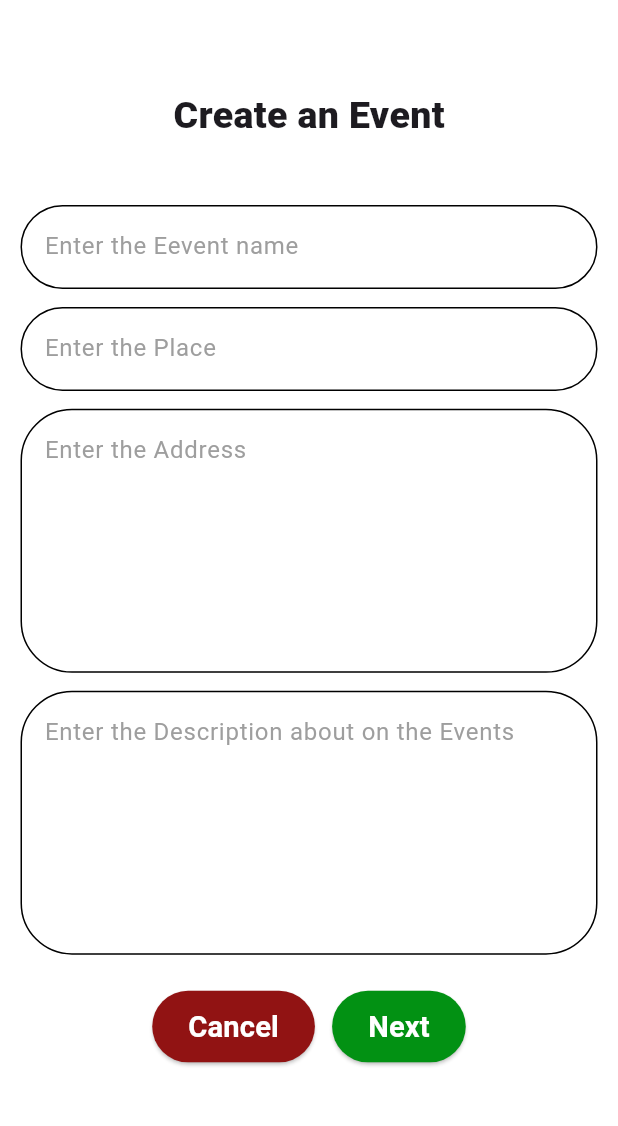
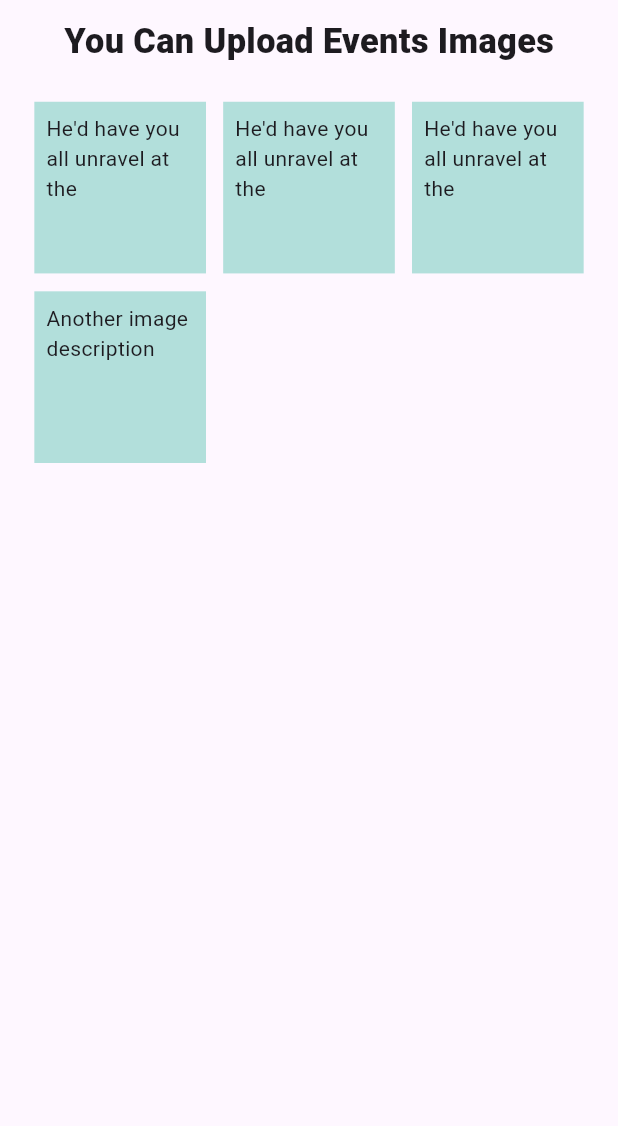
Before and after one commit to AronJose/Event-basket-mobile, a Flutter app: the CreateEvent screen opened directly, after a tap on "Next", on a phone screen of 412 x 824 dp, the part 84-1210 px from its top. Run offline on Flutter 3.47's test engine with Material 3 defaults, Android fonts, the phone set to English and light mode, and no system bars; our stand-ins replace bloc, dio, file_picker, flutter_bloc, flutter_screenutil, freezed_annotation; missing offline and left inert: multiselect.

Commit message:
event create page and image upload page

```diff
--- /dev/null
+++ b/login/lib/helper/check_box.dart
@@ -0,0 +1,56 @@
+import 'package:flutter/material.dart';
+import 'package:flutter_screenutil/flutter_screenutil.dart';
+import 'package:multiselect/multiselect.dart';
+
+class MultiSelectCheckBox extends StatefulWidget {
+  const MultiSelectCheckBox({
+    super.key,
+    required this.title,
+    required this.options,
+    required this.selectedValues,
+    required this.onChanged,
+  });
+
+  final String title;
+  final List<String> options;
+  final List<String> selectedValues;
+  final Function(List<String>) onChanged;
+
+  @override
+  State<MultiSelectCheckBox> createState() => _MultiSelectCheckBoxState();
+}
+
+class _MultiSelectCheckBoxState extends State<MultiSelectCheckBox> {
+  @override
+  Widget build(BuildContext context) {
+    return SizedBox(
+      width: MediaQuery.of(context).size.width,
+      child: DropDownMultiSelect(
+        decoration: InputDecoration(
+          fillColor: Theme.of(context).colorScheme.onPrimary,
+          focusColor: Theme.of(context).colorScheme.onPrimary,
+          enabledBorder: OutlineInputBorder(
+            borderRadius: BorderRadius.all(
+              Radius.circular(30.r),
+            ),
+          ),
+          focusedBorder: OutlineInputBorder(
+            borderRadius: BorderRadius.all(
+              Radius.circular(30.r),
+            ),
+            borderSide: BorderSide(
+              color: const Color.fromARGB(255, 117, 183, 236),
+              width: 2.w,
+            ),
+          ),
+        ),
+        options: widget.options,
+        selectedValues: List<String>.from(widget.selectedValues),
+        onChanged: (List<String> value) {
+          widget.onChanged(value);
+        },
+        whenEmpty: 'Select ${widget.title}',
+      ),
+    );
+  }
+}
--- /dev/null
+++ b/login/lib/helper/rounded_check_box.dart
@@ -0,0 +1,48 @@
+import 'package:flutter/material.dart';
+import 'package:flutter_screenutil/flutter_screenutil.dart';
+
+class RoundedCheckbox extends StatelessWidget {
+  final String label;
+  final bool isSelected;
+  final ValueChanged<bool> onChanged;
+
+  const RoundedCheckbox({
+    super.key,
+    required this.label,
+    required this.isSelected,
+    required this.onChanged,
+  });
+
+  @override
+  Widget build(BuildContext context) {
+    return GestureDetector(
+      onTap: () => onChanged(!isSelected),
+      child: Row(
+        children: [
+          Container(
+            decoration: BoxDecoration(
+              color: isSelected ? const Color.fromARGB(255, 2, 99, 5) : Colors.white,
+              shape: BoxShape.circle,
+              border: Border.all(color: Colors.black),
+            ),
+            padding: EdgeInsets.all(8.w),
+            child: Icon(
+              isSelected ? Icons.check : Icons.circle,
+              color: Colors.white,
+              size: 5.sp,
+            ),
+          ),
+          SizedBox(width: 5.w),
+          Text(
+            label,
+            style: TextStyle(
+              color: const Color.fromARGB(255, 12, 11, 11),
+              fontSize: 12.sp,
+              fontWeight: FontWeight.bold,
+            ),
+          ),
+        ],
+      ),
+    );
+  }
+}
--- a/login/lib/main.dart
+++ b/login/lib/main.dart
@@ -6,14 +6,13 @@ import 'package:login/presentation/auth_screen/loginscreen.dart';
 import 'package:flutter_screenutil/flutter_screenutil.dart';
 
 void main() async {
-   await ScreenUtil.ensureScreenSize();
+  await ScreenUtil.ensureScreenSize();
   runApp(const MyApp());
 }
 
 class MyApp extends StatelessWidget {
   const MyApp({super.key});
 
-  // This widget is the root of your application.
   @override
   Widget build(BuildContext context) {
     return ScreenUtilInit(
--- a/login/lib/presentation/screens/event_creation.dart
+++ b/login/lib/presentation/screens/event_creation.dart
@@ -1,8 +1,11 @@
 import 'package:flutter/material.dart';
 import 'package:flutter_screenutil/flutter_screenutil.dart';
+import 'package:login/helper/check_box.dart';
 import 'package:login/helper/elevated_button_form.dart';
 import 'package:login/helper/input_text_field.dart';
 import 'package:login/helper/multiline_text_field.dart';
+import 'package:login/helper/rounded_check_box.dart';
+import 'package:login/presentation/screens/event_creation_image_upload.dart';
 
 class CreateEvent extends StatefulWidget {
   const CreateEvent({super.key});
@@ -11,11 +14,18 @@ class CreateEvent extends StatefulWidget {
   State<CreateEvent> createState() => _CreateEventState();
 }
 
+enum SingingCharacter { lafayette, jefferson }
+
 class _CreateEventState extends State<CreateEvent> {
   final TextEditingController eventNameController = TextEditingController();
   final TextEditingController placeController = TextEditingController();
   final TextEditingController addressController = TextEditingController();
   final TextEditingController descController = TextEditingController();
+
+  final List<String> categoryOptions = ["Basic", "Medium", "Premium"];
+  Set<String> selectedCategories = {};
+  final List<String> namesOptions = ["Basic", "Medium", "Premium"];
+  Set<String> selectedNames = {};
 
   final _eventKey = GlobalKey<FormState>();
 
@@ -34,7 +44,7 @@ class _CreateEventState extends State<CreateEvent> {
             backgroundColor: Colors.green,
           ),
           body: Padding(
-            padding: EdgeInsets.only(left: 10.dg, right: 10.dg),
+            padding: EdgeInsets.all(10.dm),
             child: Center(
               child: SingleChildScrollView(
                 child: Column(
@@ -46,7 +56,7 @@ class _CreateEventState extends State<CreateEvent> {
                           fontSize: 25.spMin, fontWeight: FontWeight.w900),
                     ),
                     SizedBox(
-                      height: 30.dg,
+                      height: 20.h,
                     ),
                     Form(
                       key: _eventKey,
@@ -81,7 +91,41 @@ class _CreateEventState extends State<CreateEvent> {
                                 'Enter the Description about on the Events',
                           ),
                           SizedBox(
-                            height: 20.h,
+                            height: 10.h,
+                          ),
+                          Row(
+                            mainAxisAlignment: MainAxisAlignment.spaceAround,
+                            children: namesOptions.map((name) {
+                              return RoundedCheckbox(
+                                label: name,
+                                isSelected: selectedNames.contains(name),
+                                onChanged: (bool isSelected) {
+                                  setState(() {
+                                    if (isSelected) {
+                                      selectedNames.add(name);
+                                    } else {
+                                      selectedNames.remove(name);
+                                    }
+                                  });
+                                },
+                              );
+                            }).toList(),
+                          ),
+                          SizedBox(
+                            height: 10.h,
+                          ),
+                          MultiSelectCheckBox(
+                            title: 'Category',
+                            options: categoryOptions,
+                            selectedValues: selectedCategories.toList(),
+                            onChanged: (List<String> value) {
+                              setState(() {
+                                selectedCategories = value.toSet();
+                              });
+                            },
+                          ),
+                          SizedBox(
+                            height: 10.h,
                           ),
                           Row(
                             mainAxisAlignment: MainAxisAlignment.center,
@@ -99,7 +143,14 @@ class _CreateEventState extends State<CreateEvent> {
                               ),
                               ElevatedButtonForms(
                                 formKey: _eventKey,
-                                onPressed: () {},
+                                onPressed: () {
+                                  Navigator.push(
+                                    context,
+                                    MaterialPageRoute(
+                                        builder: (context) =>
+                                            const EventImages()),
+                                  );
+                                },
                                 buttonText: 'Next',
                                 sizeButton: Size(70.w, 40.h),
                                 colorButton:
--- a/login/lib/presentation/screens/event_creation_image_upload.dart
+++ b/login/lib/presentation/screens/event_creation_image_upload.dart
@@ -0,0 +1,72 @@
+import 'package:flutter/material.dart';
+import 'package:flutter_screenutil/flutter_screenutil.dart';
+
+class EventImages extends StatelessWidget {
+  const EventImages({super.key});
+
+  @override
+  Widget build(BuildContext context) {
+    return SafeArea(
+      child: Scaffold(
+        appBar: AppBar(
+          title: const Text(
+            "EventBasket",
+            style: TextStyle(
+              color: Colors.white,
+              fontWeight: FontWeight.w900,
+            ),
+          ),
+          backgroundColor: Colors.green,
+        ),
+        body: Padding(
+          padding: EdgeInsets.all(10.w),
+          child: Center(
+            child: Column(
+              children: [
+                Text(
+                  "You Can Upload Events Images",
+                  style: TextStyle(
+                    fontSize: 20.sp,
+                    fontWeight: FontWeight.w900,
+                  ),
+                ),
+                SizedBox(height: 10.h),
+                Expanded(
+                  child: GridView.count(
+                    primary: false,
+                    mainAxisSpacing: 10.h,
+                    crossAxisSpacing: 10.w,
+                    crossAxisCount: 3,
+                    padding: EdgeInsets.all(10.r),
+                    children: [
+                      Container(
+                        padding: const EdgeInsets.all(8),
+                        color: Colors.teal[100],
+                        child: const Text("He'd have you all unravel at the"),
+                      ),
+                      Container(
+                        padding: const EdgeInsets.all(8),
+                        color: Colors.teal[100],
+                        child: const Text("He'd have you all unravel at the"),
+                      ),
+                      Container(
+                        padding: const EdgeInsets.all(8),
+                        color: Colors.teal[100],
+                        child: const Text("He'd have you all unravel at the"),
+                      ),
+                      Container(
+                        padding: const EdgeInsets.all(8),
+                        color: Colors.teal[100],
+                        child: const Text("Another image description"),
+                      ),
+                    ],
+                  ),
+                ),
+              ],
+            ),
+          ),
+        ),
+      ),
+    );
+  }
+}
--- a/login/pubspec.yaml
+++ b/login/pubspec.yaml
@@ -42,6 +42,7 @@ dependencies:
   bloc: ^8.1.4
   flutter_screenutil: ^5.9.3
   file_picker: ^8.0.0+1
+  multiselect: ^0.1.0
 
 dev_dependencies:
   flutter_test:
```
Also changed, not shown: login/lib/models/category.dart (added, +24 -0 lines), login/lib/services/event_service.dart (added), login/pubspec.lock.
